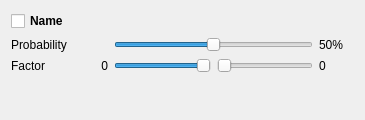
Old version of the form src/genelab/core/ui/widgets/experiments/floatmutationcontroller.ui in the repository GeneCraft/GeneCraft-Project.
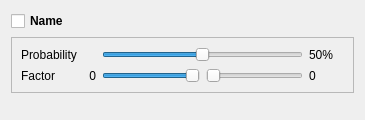
New version of the form.

Diff of the .ui file:
```diff
--- a/src/genelab/core/ui/widgets/experiments/floatmutationcontroller.ui
+++ b/src/genelab/core/ui/widgets/experiments/floatmutationcontroller.ui
@@ -33,22 +33,37 @@
 &lt;p style=&quot; margin-top:0px; margin-bottom:0px; margin-left:0px; margin-right:0px; -qt-block-indent:0; text-indent:0px;&quot;&gt;&lt;span style=&quot; font-size:8pt; color:#000000;&quot;&gt;(?) &lt;/span&gt;&lt;span style=&quot; font-size:8pt; color:#800000;&quot;&gt;maxValue&lt;/span&gt;&lt;span style=&quot; font-size:8pt; color:#000000;&quot;&gt; - &lt;/span&gt;&lt;span style=&quot; font-size:8pt; color:#800000;&quot;&gt;minValue&lt;/span&gt;&lt;span style=&quot; font-size:8pt; color:#000000;&quot;&gt; corresponds to the range of possible values (these two values are fixed by us, but you can edit them directly in the experiment file)&lt;/span&gt;&lt;/p&gt;
 &lt;p style=&quot;-qt-paragraph-type:empty; margin-top:0px; margin-bottom:0px; margin-left:0px; margin-right:0px; -qt-block-indent:0; text-indent:0px; font-size:8pt; color:#000000;&quot;&gt;&lt;/p&gt;&lt;/body&gt;&lt;/html&gt;</string>
   </property>
-  <layout class="QGridLayout" name="gridLayout">
-   <item row="2" column="0">
-    <widget class="QLabel" name="label_12">
+  <layout class="QVBoxLayout" name="verticalLayout">
+   <item>
+    <widget class="QCheckBox" name="cbName">
+     <property name="font">
+      <font>
+       <weight>75</weight>
+       <bold>true</bold>
+      </font>
+     </property>
      <property name="text">
-      <string>Factor</string>
+      <string>Name</string>
      </property>
     </widget>
    </item>
-   <item row="1" column="0">
+   <item>
+    <widget class="QFrame" name="fForm">
+     <property name="frameShape">
+      <enum>QFrame::StyledPanel</enum>
+     </property>
+     <property name="frameShadow">
+      <enum>QFrame::Raised</enum>
+     </property>
+     <layout class="QGridLayout" name="gridLayout_2">
+      <item row="0" column="0" colspan="2">
     <widget class="QLabel" name="label">
      <property name="text">
       <string>Probability</string>
      </property>
     </widget>
    </item>
-   <item row="1" column="2" colspan="2">
+      <item row="0" column="2" colspan="2">
     <widget class="QSlider" name="sProbability">
      <property name="maximum">
       <number>1000</number>
@@ -61,7 +76,7 @@
      </property>
     </widget>
    </item>
-   <item row="1" column="4">
+      <item row="0" column="4">
     <widget class="QLabel" name="lProbabilty">
      <property name="minimumSize">
       <size>
@@ -74,33 +89,14 @@
      </property>
     </widget>
    </item>
-   <item row="2" column="3">
-    <widget class="QSlider" name="sMaxFactor">
-     <property name="minimum">
-      <number>0</number>
-     </property>
-     <property name="maximum">
-      <number>100</number>
-     </property>
-     <property name="orientation">
-      <enum>Qt::Horizontal</enum>
-     </property>
-    </widget>
-   </item>
-   <item row="2" column="2">
-    <widget class="QSlider" name="sMinFactor">
-     <property name="minimum">
-      <number>-100</number>
-     </property>
-     <property name="maximum">
-      <number>0</number>
-     </property>
-     <property name="orientation">
-      <enum>Qt::Horizontal</enum>
-     </property>
-    </widget>
-   </item>
-   <item row="2" column="1">
+      <item row="1" column="0">
+       <widget class="QLabel" name="label_12">
+        <property name="text">
+         <string>Factor</string>
+        </property>
+       </widget>
+      </item>
+      <item row="1" column="1">
     <widget class="QLabel" name="lMinFactor">
      <property name="minimumSize">
       <size>
@@ -116,7 +112,33 @@
      </property>
     </widget>
    </item>
-   <item row="2" column="4">
+      <item row="1" column="2">
+       <widget class="QSlider" name="sMinFactor">
+        <property name="minimum">
+         <number>-100</number>
+        </property>
+        <property name="maximum">
+         <number>0</number>
+        </property>
+        <property name="orientation">
+         <enum>Qt::Horizontal</enum>
+        </property>
+       </widget>
+      </item>
+      <item row="1" column="3">
+       <widget class="QSlider" name="sMaxFactor">
+        <property name="minimum">
+         <number>0</number>
+        </property>
+        <property name="maximum">
+         <number>100</number>
+        </property>
+        <property name="orientation">
+         <enum>Qt::Horizontal</enum>
+        </property>
+       </widget>
+      </item>
+      <item row="1" column="4">
     <widget class="QLabel" name="lMaxFactor">
      <property name="minimumSize">
       <size>
@@ -129,7 +151,10 @@
      </property>
     </widget>
    </item>
-   <item row="3" column="0">
+     </layout>
+    </widget>
+   </item>
+   <item>
     <spacer name="verticalSpacer_3">
      <property name="orientation">
       <enum>Qt::Vertical</enum>
@@ -142,19 +167,6 @@
      </property>
     </spacer>
    </item>
-   <item row="0" column="0" colspan="5">
-    <widget class="QCheckBox" name="cbName">
-     <property name="font">
-      <font>
-       <weight>75</weight>
-       <bold>true</bold>
-      </font>
-     </property>
-     <property name="text">
-      <string>Name</string>
-     </property>
-    </widget>
-   </item>
   </layout>
  </widget>
  <resources/>
```
Lines whose indentation alone changed are shown as unchanged.
